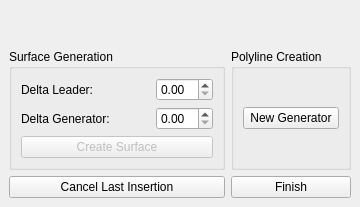
This is Polyhedron/demo/Polyhedron/Plugins/Surface_mesh_deformation/Create_surface.ui in maxGimeno/cgal as Qt 5 draws it before an edit. The edited form follows.
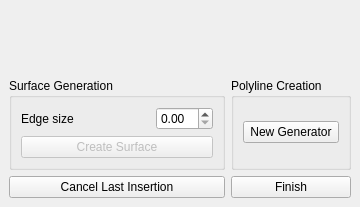
This is the edited form.

Commit message: Fixes and use of remeshing.

```diff
--- a/Polyhedron/demo/Polyhedron/Plugins/Surface_mesh_deformation/Create_surface.ui
+++ b/Polyhedron/demo/Polyhedron/Plugins/Surface_mesh_deformation/Create_surface.ui
@@ -40,30 +40,12 @@
           <layout class="QHBoxLayout" name="horizontalLayout_3">
            <item>
             <layout class="QVBoxLayout" name="verticalLayout_4">
-             <item>
-              <layout class="QHBoxLayout" name="horizontalLayout_4" stretch="1,0">
-               <item>
-                <widget class="QLabel" name="label">
-                 <property name="text">
-                  <string>Delta Leader:</string>
-                 </property>
-                </widget>
-               </item>
-               <item>
-                <widget class="QDoubleSpinBox" name="leaderSpinBox">
-                 <property name="singleStep">
-                  <double>0.100000000000000</double>
-                 </property>
-                </widget>
-               </item>
-              </layout>
-             </item>
              <item>
               <layout class="QHBoxLayout" name="horizontalLayout_5" stretch="1,0">
                <item>
                 <widget class="QLabel" name="label_2">
                  <property name="text">
-                  <string>Delta Generator:</string>
+                  <string>Edge size</string>
                  </property>
                 </widget>
                </item>
```
Left out of the diff: 2 changed lines with no effect on the pictures. The commit also changes 1 other file.
